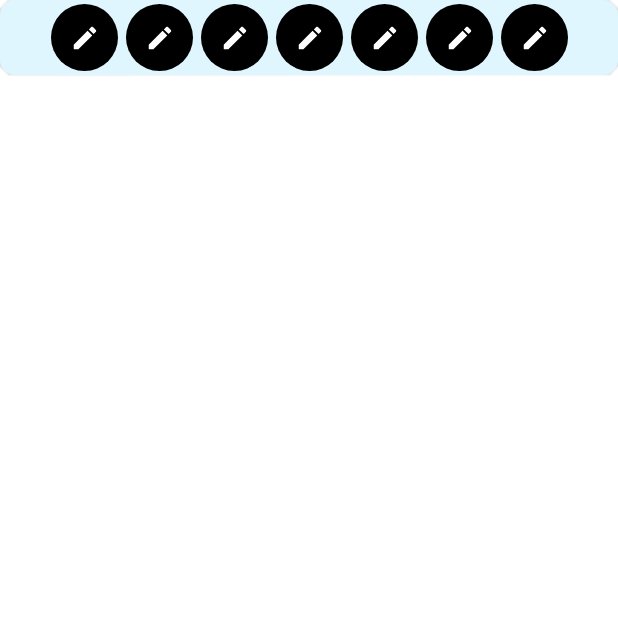
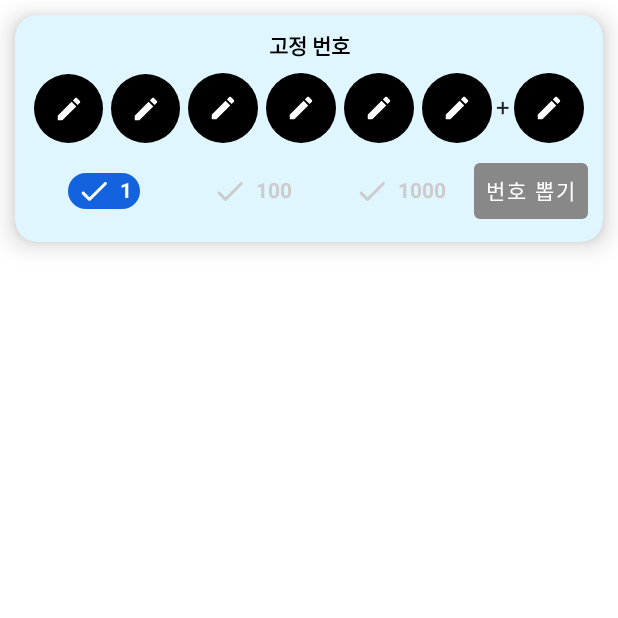
Before and after one commit to sandorln/lotto, an Android app built with Jetpack Compose: the composable PullNumberScreen shown on its own in the app's theme, on a phone screen of 412 x 824 dp, the top half of it. Run offline under Robolectric (Android 15) with nearby library versions, the phone set to English and light mode, and no system bars; our stand-ins replace Dagger/Hilt's generated code; 1 statement that could not run was skipped.

Commit message:
임의의 번호 몇개를 뽑을 것인지 선택 창 구현

```diff
--- a/app/src/main/java/com/sandorln/lotto/ui/scene/PullNumberScreen.kt
+++ b/app/src/main/java/com/sandorln/lotto/ui/scene/PullNumberScreen.kt
@@ -8,14 +8,15 @@ import androidx.compose.foundation.shape.RoundedCornerShape
 import androidx.compose.foundation.text.BasicTextField
 import androidx.compose.foundation.text.KeyboardActions
 import androidx.compose.foundation.text.KeyboardOptions
-import androidx.compose.material.Card
-import androidx.compose.material.Icon
+import androidx.compose.material.*
 import androidx.compose.runtime.*
 import androidx.compose.ui.Alignment
 import androidx.compose.ui.Modifier
 import androidx.compose.ui.graphics.Color
 import androidx.compose.ui.platform.LocalFocusManager
 import androidx.compose.ui.res.painterResource
+import androidx.compose.ui.res.stringResource
+import androidx.compose.ui.text.font.FontWeight
 import androidx.compose.ui.text.input.ImeAction
 import androidx.compose.ui.text.input.KeyboardType
 import androidx.compose.ui.text.style.TextAlign
@@ -24,10 +25,7 @@ import androidx.hilt.navigation.compose.hiltViewModel
 import com.sandorln.lotto.R
 import com.sandorln.lotto.ui.theme.*
 import com.sandorln.lotto.util.getNumberColor
-import com.sandorln.lotto.viewmodel.LottoNumberType
-import com.sandorln.lotto.viewmodel.LottoPullNumberEvent
-import com.sandorln.lotto.viewmodel.LottoPullNumberState
-import com.sandorln.lotto.viewmodel.LottoPullNumberViewModel
+import com.sandorln.lotto.viewmodel.*
 import kotlinx.coroutines.flow.collectLatest
 
 @Composable
@@ -58,30 +56,52 @@ fun PullNumberScreen(
 @Composable
 fun UserPickNumberLayout(pullNumberMap: Map<LottoNumberType, Int?>, onNumberChange: (LottoNumberType, Int?) -> Unit) {
     Card(
-        shape = RoundedCornerShape(DefaultSize.smallSize),
+        modifier = Modifier.padding(DefaultSize.smallSize),
+        shape = RoundedCornerShape(DefaultSize.normalSize),
         backgroundColor = Blue03,
+        elevation = DefaultSize.smallSize
     ) {
-        UserPickBallList(pullNumberMap, onNumberChange)
+        Column(
+            modifier = Modifier
+                .fillMaxWidth()
+                .padding(DefaultSize.smallSize),
+            horizontalAlignment = Alignment.CenterHorizontally,
+        ) {
+            Text(text = stringResource(id = R.string.pick_number), style = TextStyles.lottoItemNormal.copy(color = Color.Black, fontWeight = FontWeight.Bold))
+            Spacer(modifier = Modifier.height(DefaultSize.tinySize))
+            UserPickBallList(pullNumberMap, onNumberChange)
+            Spacer(modifier = Modifier.height(DefaultSize.tinySize))
+            PullNumberLayout()
+        }
     }
 }
 
 @Composable
 fun UserPickBallList(pullNumberMap: Map<LottoNumberType, Int?>, onNumberChange: (LottoNumberType, Int?) -> Unit) {
-    Row(modifier = Modifier.fillMaxWidth(), horizontalArrangement = Arrangement.Center) {
+    Row(
+        modifier = Modifier
+            .fillMaxWidth(),
+        horizontalArrangement = Arrangement.Center,
+        verticalAlignment = Alignment.CenterVertically
+    ) {
         LottoNumberType.values().forEach { type ->
-            UserPickBall(number = pullNumberMap[type], onNumberChange = {
-                onNumberChange(type, it)
-            })
+            if (type == LottoNumberType.BONUS)
+                Text(text = "+", textAlign = TextAlign.Center)
+
+            UserPickBall(modifier = Modifier.weight(1f),
+                number = pullNumberMap[type], onNumberChange = {
+                    onNumberChange(type, it)
+                })
         }
     }
 }
 
 @Composable
-fun UserPickBall(number: Int?, onNumberChange: (Int?) -> Unit) {
+fun UserPickBall(modifier: Modifier = Modifier, number: Int?, onNumberChange: (Int?) -> Unit) {
     val focusManager = LocalFocusManager.current
     Box(
-        modifier = Modifier
-            .size(LottoItemSize.userPickBallSize)
+        modifier = modifier
+            .aspectRatio(1f)
             .padding(DefaultSize.veryTinySize)
             .background((number ?: 0).getNumberColor(), CircleShape),
         contentAlignment = Alignment.Center
@@ -116,9 +136,90 @@ fun UserPickBall(number: Int?, onNumberChange: (Int?) -> Unit) {
 }
 
 @Composable
+fun PullNumberLayout() {
+    Row(
+        modifier = Modifier
+            .fillMaxWidth()
+            .height(IntrinsicSize.Min)
+    ) {
+        SelectNumbers(modifier = Modifier
+            .weight(1f)
+            .fillMaxHeight(), selectNumber = SelectNumberType.ONE, onChangeSelectNumber = {})
+        PullNumberButton {
+
+        }
+    }
+}
+
+@Composable
+fun PullNumberButton(enable: Boolean = false, onClickAction: () -> Unit) {
+    TextButton(
+        onClick = onClickAction,
+        enabled = enable,
+        colors = ButtonDefaults.buttonColors(
+            backgroundColor = Blue00,
+            disabledBackgroundColor = Color.Gray
+        )
+    ) {
+        Text(text = stringResource(id = R.string.pull_number), color = Color.White)
+    }
+}
+
+@Composable
+fun SelectNumbers(
+    modifier: Modifier = Modifier,
+    selectNumber: SelectNumberType,
+    onChangeSelectNumber: (SelectNumberType) -> Unit
+) {
+    Row(modifier = modifier) {
+        SelectNumberType.values().forEach { selected ->
+            val color = if (selectNumber == selected) Color.White else Color.LightGray
+            val bgColor = if (selectNumber == selected) Blue01 else Color.Unspecified
+            TextButton(modifier = Modifier.weight(1f), onClick = { }) {
+                Row(
+                    modifier = Modifier
+                        .background(bgColor, CircleShape)
+                        .padding(horizontal = DefaultSize.tinySize),
+                    verticalAlignment = Alignment.CenterVertically,
+                    horizontalArrangement = Arrangement.Center
+                ) {
+                    Icon(
+                        painter = painterResource(id = R.drawable.ic_done),
+                        tint = color,
+                        contentDescription = ""
+                    )
+                    Spacer(modifier = Modifier.width(DefaultSize.tinySize))
+                    Text(text = selected.number.toString(), color = color, style = TextStyles.lottoItemNormal.copy(fontWeight = FontWeight.Bold))
+                }
+            }
+        }
+    }
+}
+
+
+@Composable
 @Preview(showBackground = true)
 fun PreviewUserPickNumberBall() {
     LottoTheme {
-        UserPickBall(number = null) {}
+        PullNumberLayout()
+//        UserPickBall(number = null) {}
     }
 }
+
+@Composable
+@Preview(showBackground = true)
+fun PreviewPullNumberButton() {
+    LottoTheme {
+        PullNumberButton() {}
+    }
+}
+
+@Composable
+@Preview(showBackground = true)
+fun PreviewUserPickNumberLayout() {
+    LottoTheme {
+        UserPickNumberLayout(mutableMapOf()) { type, number ->
+
+        }
+    }
+}
--- a/app/src/main/java/com/sandorln/lotto/ui/theme/Color.kt
+++ b/app/src/main/java/com/sandorln/lotto/ui/theme/Color.kt
@@ -12,6 +12,8 @@ val Blue01 = Color(0xFF1363DF)
 val Blue02 = Color(0xFF47B5FF)
 val Blue03 = Color(0xFFDFF6FF)
 
+val SubmitColor = Color(0xFF21B100)
+
 val BallYellowColor = Color(0xFFE2CC00)
 val BallBlueColor = Color(0xFF0077E0)
 val BallRedColor = Color(0xFFE00034)
--- a/app/src/main/java/com/sandorln/lotto/viewmodel/LottoPullNumberViewModel.kt
+++ b/app/src/main/java/com/sandorln/lotto/viewmodel/LottoPullNumberViewModel.kt
@@ -8,7 +8,6 @@ import com.sandorln.lotto.util.verifyNumbers
 import dagger.hilt.android.lifecycle.HiltViewModel
 import dagger.hilt.android.qualifiers.ApplicationContext
 import kotlinx.coroutines.Dispatchers
-import kotlinx.coroutines.delay
 import kotlinx.coroutines.flow.MutableSharedFlow
 import kotlinx.coroutines.flow.MutableStateFlow
 import kotlinx.coroutines.flow.SharingStarted
@@ -62,6 +61,10 @@ enum class LottoNumberType {
     ONE, TWO, THREE, FOUR, FIVE, SIX, BONUS
 }
 
+enum class SelectNumberType(val number: Int) {
+    ONE(1), HUNDRED(100), THOUSAND(1000)
+}
+
 sealed interface LottoPullNumberEvent {
     data class ChangeUserPickNumber(val type: LottoNumberType, val number: Int?) : LottoPullNumberEvent
 }
--- /dev/null
+++ b/app/src/main/res/drawable/ic_done.xml
@@ -0,0 +1,5 @@
+<vector android:height="24dp" android:tint="#000000"
+    android:viewportHeight="24" android:viewportWidth="24"
+    android:width="24dp" xmlns:android="http://schemas.android.com/apk/res/android">
+    <path android:fillColor="@android:color/white" android:pathData="M9,16.2l-3.5,-3.5c-0.39,-0.39 -1.01,-0.39 -1.4,0 -0.39,0.39 -0.39,1.01 0,1.4l4.19,4.19c0.39,0.39 1.02,0.39 1.41,0L20.3,7.7c0.39,-0.39 0.39,-1.01 0,-1.4 -0.39,-0.39 -1.01,-0.39 -1.4,0L9,16.2z"/>
+</vector>
--- a/app/src/main/res/values/strings.xml
+++ b/app/src/main/res/values/strings.xml
@@ -4,4 +4,7 @@
     <string name="first_th">1등</string>
     <string name="frist_przwner_co">총 %1$s 게임 당첨</string>
     <string name="first_winamnt">%1$s 원</string>
+    <string name="pick_number">고정 번호</string>
+    <string name="pull_number">번호 뽑기</string>
+    <string name="selected_number">" X %1$s"</string>
 </resources>
```
